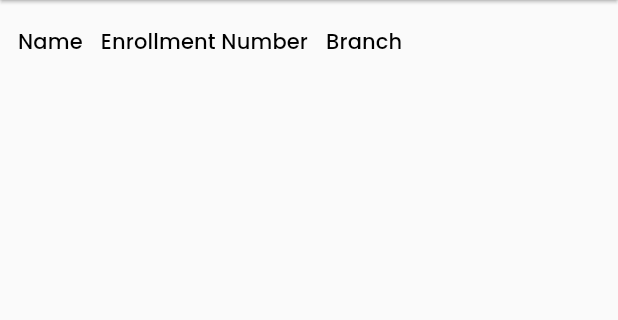
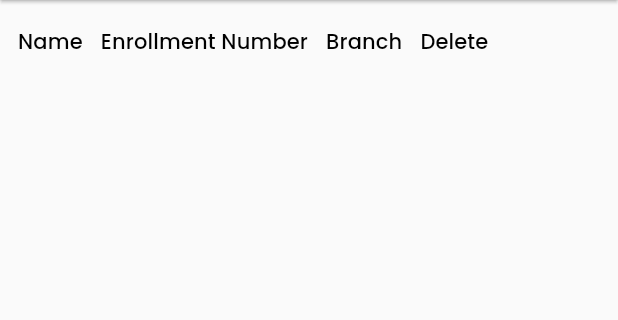
Before and after one commit to khanadnan10/college-erp-project, a Flutter app: the ListOfStudents screen opened directly, on a phone screen of 412 x 824 dp, the part 84-404 px from its top. Run offline on Flutter 3.47's test engine with Material 2 defaults, Android fonts, the light colour scheme and no system bars; our stand-ins replace cloud_firestore, email_validator, firebase_auth, firebase_core, google_fonts, lottie; accounts and stored records are empty.

Commit message:
update-LOS

```diff
--- a/lib/screens/ListOfStudent/addStudents.dart
+++ b/lib/screens/ListOfStudent/addStudents.dart
@@ -176,7 +176,7 @@ class _AddStudentsState extends State<AddStudents> {
                           );
                           showSnackBar(context, 'Student has been Added');
                           clearEntries();
-                          Navigator.pushReplacement(
+                          Navigator.push(
                               context,
                               MaterialPageRoute(
                                   builder: (context) =>
--- a/lib/screens/ListOfStudent/listofstudent.dart
+++ b/lib/screens/ListOfStudent/listofstudent.dart
@@ -1,6 +1,6 @@
 import 'package:cloud_firestore/cloud_firestore.dart';
 import 'package:collegeproject/Widgets/CustomDrawer.dart';
-import 'package:collegeproject/services/Models/StudentModel.dart';
+import 'package:collegeproject/main.dart';
 import 'package:collegeproject/services/fireStore/StudentFirestore.dart';
 import 'package:flutter/material.dart';
 
@@ -20,6 +20,8 @@ class _ListOfStudentsState extends State<ListOfStudents> {
 
   CollectionReference studentdata =
       FirebaseFirestore.instance.collection('Students');
+
+  get _refresh => studentdata;
 
   @override
   Widget build(BuildContext context) {
@@ -78,16 +80,17 @@ class _ListOfStudentsState extends State<ListOfStudents> {
             );
           }
 
-          final List studentDocs = [];
+          // final List studentDocs = [];
 
-          snapshot.data!.docs.map((e) {
-            Map a = e.data() as Map<String, dynamic>;
-            studentDocs.add(a);
-          }).toList();
+          // snapshot.data!.docs.map((e) {
+          //   Map a = e.data() as Map<String, dynamic>;
+          //   studentDocs.add(a);
+          // }).toList();
 
           if (snapshot.connectionState == ConnectionState.done) {
             return SingleChildScrollView(
-              physics: const ScrollPhysics(),
+              // physics: const BouncingScrollPhysics(),
+              // scrollDirection: Axis.horizontal,
               child: DataTable(
                 columnSpacing: 12.0,
                 horizontalMargin: 12.0,
@@ -105,6 +108,9 @@ class _ListOfStudentsState extends State<ListOfStudents> {
                   DataColumn(
                     label: Expanded(child: Text('Branch')),
                   ),
+                  DataColumn(
+                    label: Expanded(child: Text('Delete')),
+                  ),
                 ],
                 rows: snapshot.data!
                     .docs // Loops through dataColumnText, each iteration assigning the value to element
@@ -115,9 +121,20 @@ class _ListOfStudentsState extends State<ListOfStudents> {
                                 element["name"],
                                 softWrap: true,
                               )), //Extracting from Map element the value
-                              DataCell(Text(
-                                  element["enrollmentNumber".split(' ')[0]])),
-                              DataCell(Text(element["branch"])),
+                              DataCell(
+                                Text(element["enrollmentNumber"]),
+                              ),
+                              DataCell(
+                                Text(element["branch"]),
+                              ),
+                              DataCell(
+                                const Icon(Icons.delete),
+                                onTap: () {
+                                  setState(() {
+                                    studentdata.doc(element.id).delete();
+                                  });
+                                },
+                              ),
                             ],
                           )),
                     )
--- a/lib/services/fireStore/StudentFirestore.dart
+++ b/lib/services/fireStore/StudentFirestore.dart
@@ -9,7 +9,7 @@ class StudentFirestore {
     required String branch,
   }) async {
     final docUser =
-        FirebaseFirestore.instance.collection('Students').doc(enrollmentNumber);
+        FirebaseFirestore.instance.collection('Students').doc();
 
     final user = StudentsModel(
       name: name,
```
Also changed, not shown: lib/Widgets/CustomDrawer.dart (+7 -7 lines).
